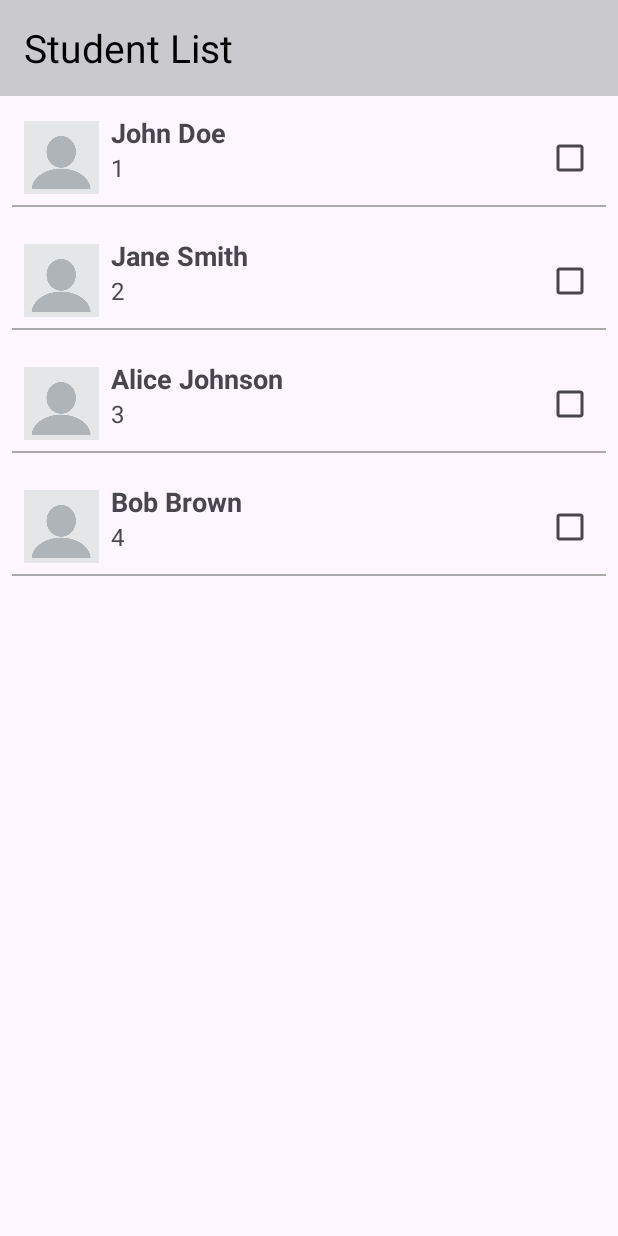
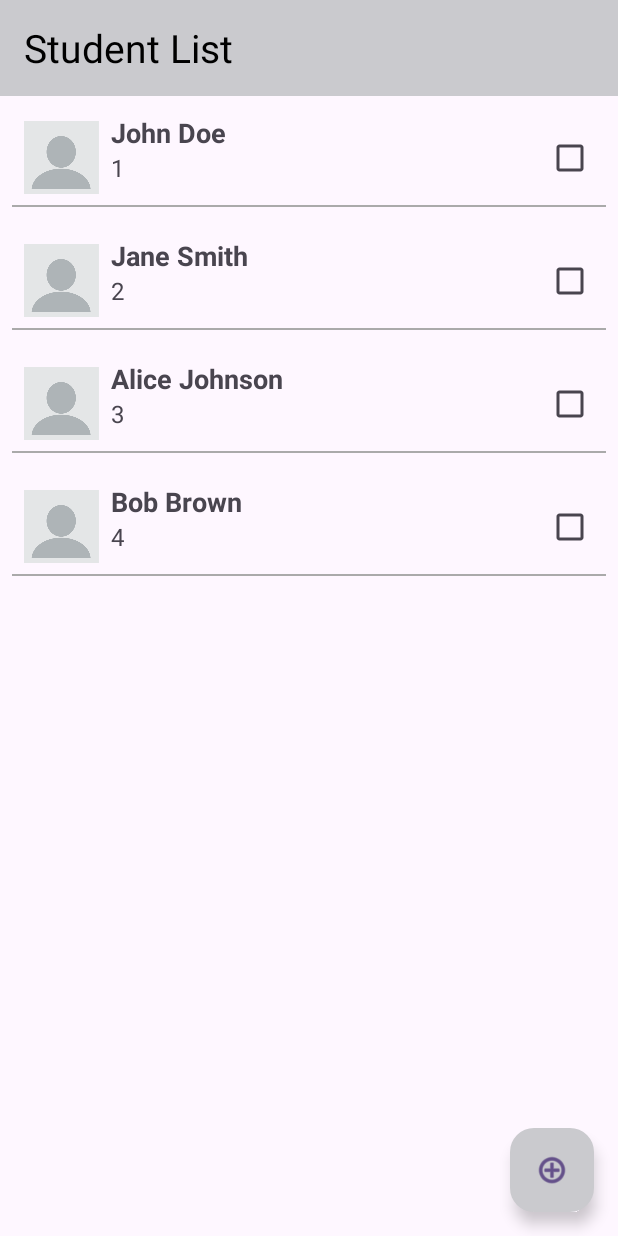
Before and after one commit to benliSZ/assigment2studentsApp, an Android app: the screen it shows after launch (StudentListActivity), on a phone screen of 412 x 824 dp. Run offline under Robolectric (Android 15) with nearby library versions, the phone set to English and light mode, and no system bars.

Commit message:
feat: move to add student activity

```diff
--- a/app/src/main/java/com/benliandamit/studentsapp/StudentListActivity.kt
+++ b/app/src/main/java/com/benliandamit/studentsapp/StudentListActivity.kt
@@ -7,6 +7,7 @@ import androidx.activity.result.contract.ActivityResultContracts
 import androidx.appcompat.app.AppCompatActivity
 import androidx.recyclerview.widget.LinearLayoutManager
 import androidx.recyclerview.widget.RecyclerView
+import com.google.android.material.floatingactionbutton.FloatingActionButton
 
 class StudentListActivity : AppCompatActivity() {
     private lateinit var recyclerView: RecyclerView
@@ -32,5 +33,11 @@ class StudentListActivity : AppCompatActivity() {
                 adapter.notifyDataSetChanged()
             }
         }
+
+        var addStudentButton = findViewById<FloatingActionButton>(R.id.add_student_button)
+        addStudentButton.setOnClickListener {
+            val intent = Intent(this, AddStudentActivity::class.java)
+            startActivity(intent)
+        }
     }
 }
--- a/app/src/main/res/layout/activity_student_list.xml
+++ b/app/src/main/res/layout/activity_student_list.xml
@@ -36,5 +36,22 @@
         app:layout_constraintTop_toBottomOf="@id/toolbar"
         app:layout_constraintBottom_toBottomOf="parent"
         app:layout_constraintStart_toStartOf="parent"
-        app:layout_constraintEnd_toEndOf="parent" />
+        app:layout_constraintEnd_toEndOf="parent" >
+
+    </androidx.recyclerview.widget.RecyclerView>
+
+    <com.google.android.material.floatingactionbutton.FloatingActionButton
+        android:id="@+id/add_student_button"
+        android:layout_width="wrap_content"
+        android:layout_height="wrap_content"
+        android:layout_marginEnd="16dp"
+        android:layout_marginBottom="16dp"
+        android:background="@color/system_light_gray"
+        android:clickable="true"
+        android:contentDescription="add student"
+        android:focusable="true"
+        app:backgroundTint="@color/system_light_gray"
+        app:layout_constraintBottom_toBottomOf="parent"
+        app:layout_constraintEnd_toEndOf="parent"
+        app:srcCompat="@android:drawable/ic_menu_add" />
 </androidx.constraintlayout.widget.ConstraintLayout>
```
Also changed, not shown: app/src/main/java/com/benliandamit/studentsapp/AddStudentActivity.kt (+6 -4 lines).
